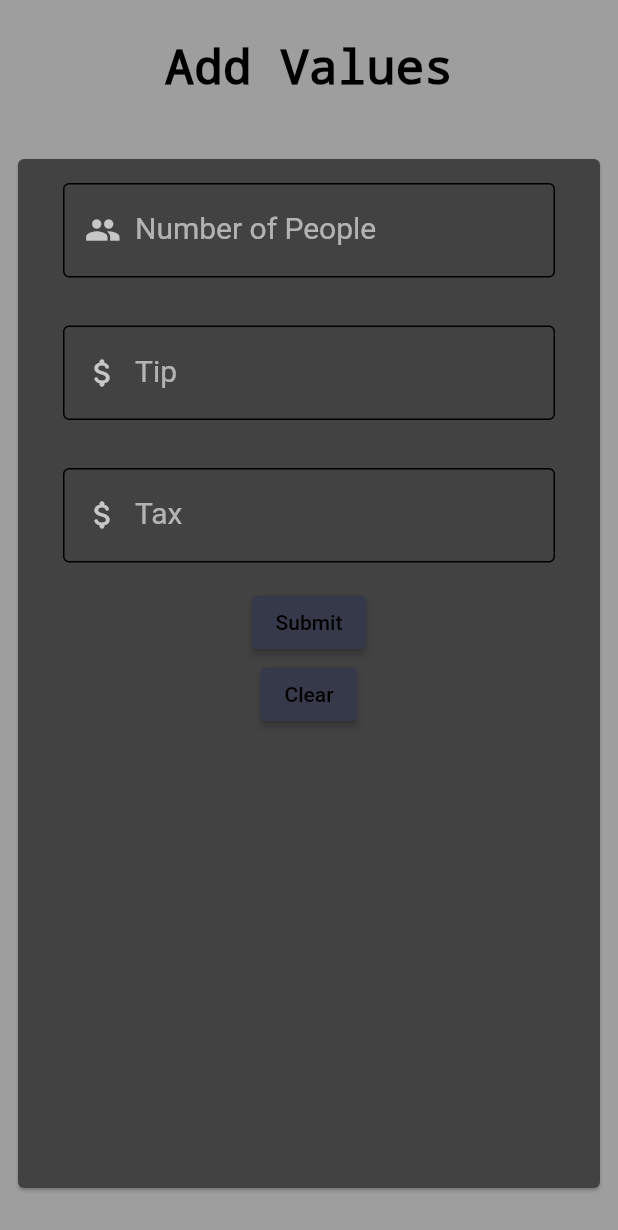
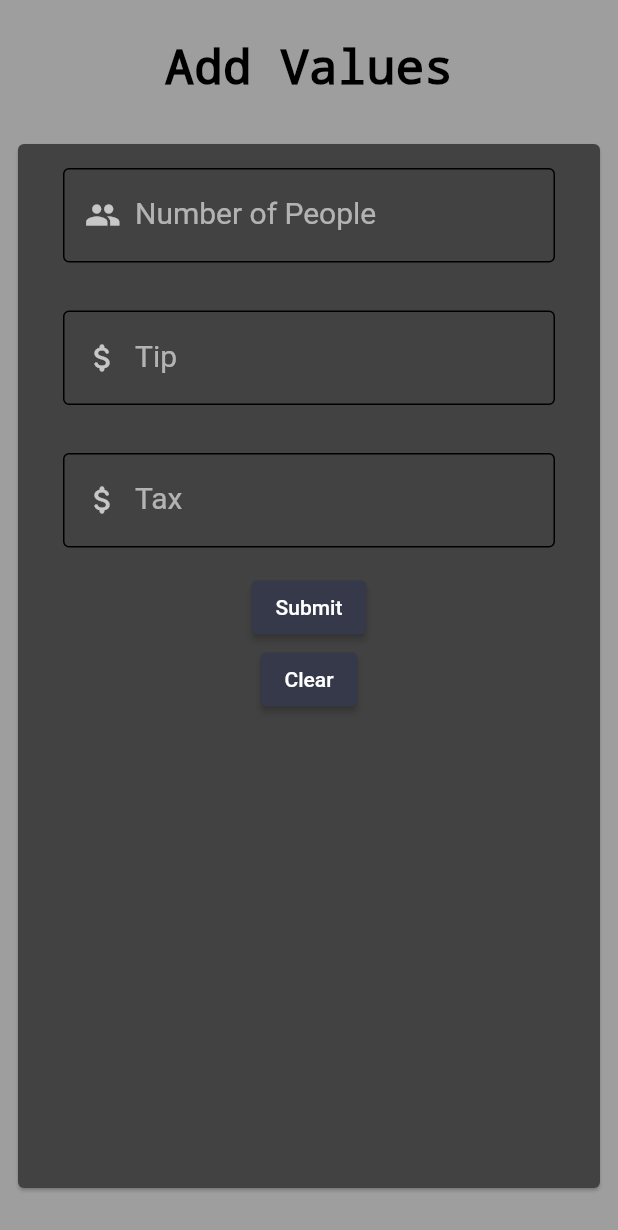
Before and after one commit to CNsquared/ABGapp, a Flutter app: the screen it shows after launch, after a tap on "Split Tax Tip Evenly", on a phone screen of 412 x 824 dp. Shown: the top 1230 px of the screen. Run offline on Flutter 3.47's test engine with Material 2 defaults, Android fonts, the phone set to English and light mode, and no system bars; our stand-ins replace camera, go_router, shared_preferences; Roboto replaces fonts that are missing (Georgia).

Commit message:
dataEntryPage button font

```diff
--- a/lib/common/theme.dart
+++ b/lib/common/theme.dart
@@ -3,6 +3,8 @@ import 'package:flutter/material.dart';
 class ThemeModel extends ChangeNotifier {
   bool _isDarkMode = false;
   ThemeData theme = Themes.darkTheme;
+  Color iconColor = Color(0xFF363949);
+
 
   bool get isDarkMode => _isDarkMode;
 
@@ -11,8 +13,10 @@ class ThemeModel extends ChangeNotifier {
 
     if (_isDarkMode) {
       theme = Themes.darkTheme;
+      iconColor = Color(0xFFFFF8E7);
     } else {
       theme = Themes.lightTheme;
+      iconColor = Color(0xFF363949);
     }
     notifyListeners();
   }
@@ -28,6 +32,10 @@ class Themes {
         error: Colors.red,
       ),
       fontFamily: 'Georgia',
+
+      iconTheme: IconThemeData(
+        color: Color(0xFF363949),
+      ),
 
       // Define the default `TextTheme`. Use this to specify the default
       // text styling for headlines, titles, bodies of text, and more.
@@ -48,6 +56,10 @@ class Themes {
         error: Colors.red,
       ),
       fontFamily: 'Georgia',
+
+      iconTheme: IconThemeData(
+        color: Color(0xFFFFF8E7),
+      ),
 
       // Define the default `TextTheme`. Use this to specify the default
       // text styling for headlines, titles, bodies of text, and more.
--- a/lib/main.dart
+++ b/lib/main.dart
@@ -96,13 +96,17 @@ class MyApp extends StatelessWidget {
 class HomePage extends StatelessWidget {
   @override
   Widget build(BuildContext context) {
+    var themeData = Provider.of<ThemeModel>(context, listen: false);
     //Needs to be set up to look like figma design
     return Scaffold(
       appBar: AppBar(
         leading: IconButton(
-          icon: Icon(Icons.sunny),
+          icon: Icon(
+            Icons.sunny,
+            color: themeData.iconColor,
+            ),
           onPressed: () {
-            var themeData = Provider.of<ThemeModel>(context, listen: false);
+
             themeData.toggleTheme();
           },
         ),
--- a/lib/screens/normalSplit/dataEntryPage.dart
+++ b/lib/screens/normalSplit/dataEntryPage.dart
@@ -71,7 +71,8 @@ class _DataEntryPageState extends State<DataEntryPage> {
   @override
   Widget build(BuildContext context) {
     var card = Card(
-      child: Column(children: <Widget>[
+      child: Column(
+        children: <Widget>[
         EntryForm(
           controller: textControllers["numPeople"]!,
           prompt: "Number of People",
@@ -115,7 +116,7 @@ class _DataEntryPageState extends State<DataEntryPage> {
                       decoration: TextDecoration.none),
                 )),
             //*DESIGN TEAM
-            SizedBox(height: 30),
+            SizedBox(height: 20),
             Expanded(
               child: card,
             ),
@@ -137,7 +138,7 @@ class _DataEntryPageState extends State<DataEntryPage> {
           tax = null;
           numPeople = null;
         },
-        child: Text("Clear"));
+        child: Text("Clear", style: TextStyle(color: Theme.of(context).textTheme.bodyMedium?.color)));
   }
 
   ///Submit button for the [DataEntryPage] that is passed a [PageController] and navigates to page 1
@@ -154,6 +155,6 @@ class _DataEntryPageState extends State<DataEntryPage> {
                 duration: Duration(milliseconds: 1000), curve: Curves.easeIn);
           }
         },
-        child: Text("Submit"));
+        child: Text("Submit", style: TextStyle(color: Theme.of(context).textTheme.bodyMedium?.color)));
   }
 }
```
